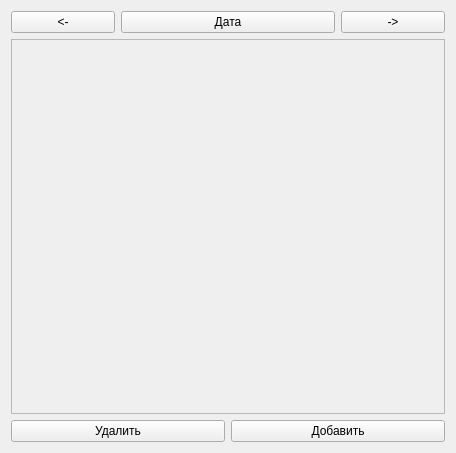
Qt form tasksform.ui (Unisbern/RPG_planner) before a commit.
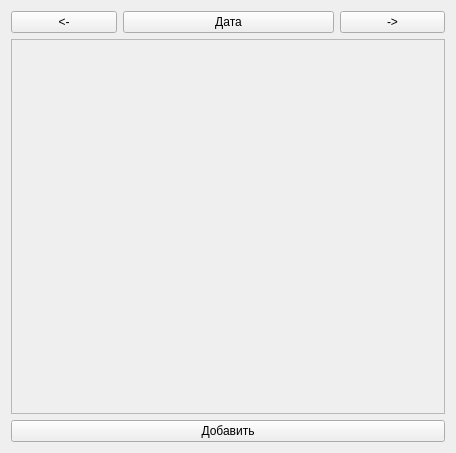
The same form after that commit.

The edit to the form file:
```diff
--- a/tasksform.ui
+++ b/tasksform.ui
@@ -15,14 +15,7 @@
   </property>
   <layout class="QGridLayout" name="gridLayout_2">
    <item row="0" column="0">
-    <layout class="QGridLayout" name="gridLayout" rowstretch="1,3,1">
-     <item row="0" column="0">
-      <widget class="QPushButton" name="buttonBack">
-       <property name="text">
-        <string>&lt;-</string>
-       </property>
-      </widget>
-     </item>
+    <layout class="QGridLayout" name="gridLayout" rowstretch="1,0,0">
      <item row="0" column="1" colspan="2">
       <widget class="QPushButton" name="buttonDate">
        <property name="text">
@@ -37,6 +30,13 @@
        </property>
       </widget>
      </item>
+     <item row="0" column="0">
+      <widget class="QPushButton" name="buttonBack">
+       <property name="text">
+        <string>&lt;-</string>
+       </property>
+      </widget>
+     </item>
      <item row="1" column="0" colspan="4">
       <widget class="QScrollArea" name="scrollArea">
        <property name="widgetResizable">
@@ -54,14 +54,7 @@
        </widget>
       </widget>
      </item>
-     <item row="2" column="0" colspan="2">
-      <widget class="QPushButton" name="buttonDelete">
-       <property name="text">
-        <string>Удалить</string>
-       </property>
-      </widget>
-     </item>
-     <item row="2" column="2" colspan="2">
+     <item row="2" column="0" colspan="4">
       <widget class="QPushButton" name="buttonAdd">
        <property name="text">
         <string>Добавить</string>
```
Left out of the diff: 5 changed lines with no effect on the pictures.
